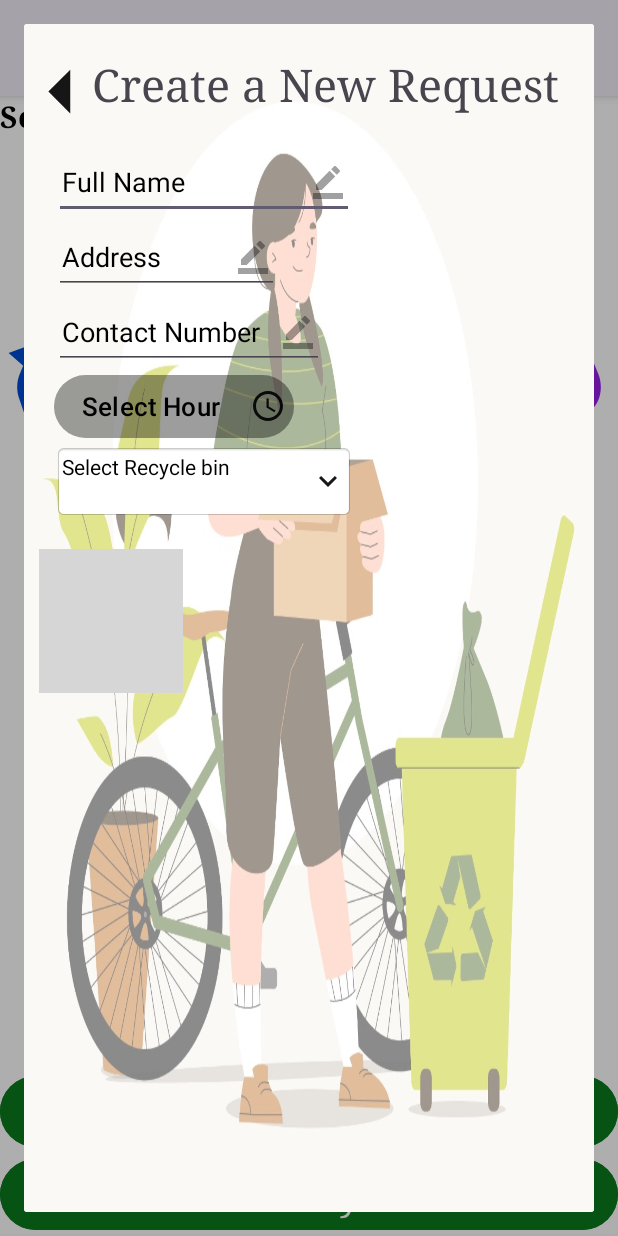
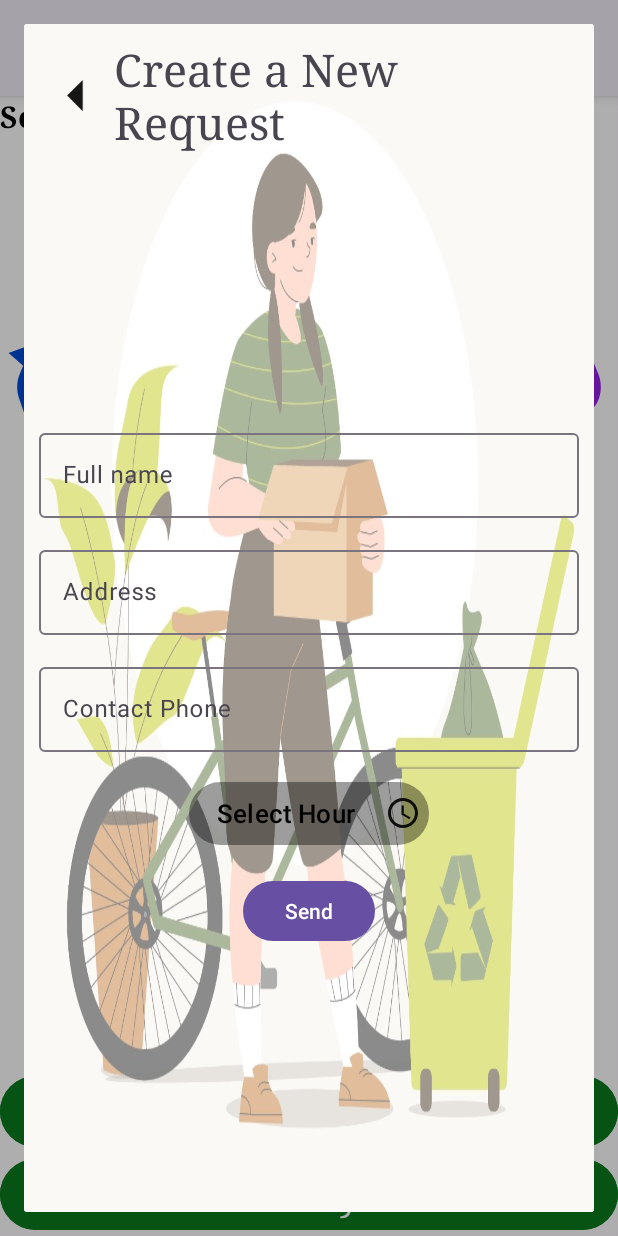
Before and after one commit to agambz12/PricleProject, an Android app: the screen it shows after launch once a user with an empty profile is signed in (HomeScreenActivity), after a tap on "Create a pick up request", on a phone screen of 412 x 824 dp. Run offline under Robolectric (Android 15) with nearby library versions, the phone set to English and light mode, and no system bars; our stand-ins replace Firebase (no records; nobody signed in at launch, a user with empty details on screens opened directly); grey boxes are pictures that could not be loaded.

Commit message:
add create pick up dialog

```diff
--- a/app/src/main/res/layout/pickup_dialog.xml
+++ b/app/src/main/res/layout/pickup_dialog.xml
@@ -1,99 +1,116 @@
 <?xml version="1.0" encoding="utf-8"?>
-<RelativeLayout
+<LinearLayout
     xmlns:android="http://schemas.android.com/apk/res/android"
     xmlns:app="http://schemas.android.com/apk/res-auto"
     xmlns:tools="http://schemas.android.com/tools"
     android:layout_width="match_parent"
     android:padding="10dp"
     android:background="@drawable/pickupdialog"
+    android:orientation="vertical"
     android:layout_height="match_parent">
 
 
+    <LinearLayout
+        android:layout_width="match_parent"
+        android:layout_height="wrap_content"
+        android:gravity="center">
+
+        <ImageButton
+            android:layout_width="50dp"
+            android:layout_height="50dp"
+            android:id="@+id/btbackpickup"
+            android:background="@drawable/arrowdialog" />
         <TextView
             android:layout_width="wrap_content"
             android:layout_height="wrap_content"
             android:text="Create a New Request"
-        android:layout_marginLeft="35dp"
-        android:layout_marginTop="10sp"
             android:textSize="30sp"
             android:fontFamily="serif"/>
-
-    <ImageButton
-        android:layout_width="70dp"
-        android:layout_height="70dp"
-        android:layout_marginLeft="-20dp"
-        android:id="@+id/btbackpickup"
-        android:background="@drawable/arrowdialog" />
+    </LinearLayout>
 
 
-    <EditText
-        android:layout_width="200dp"
-        android:layout_height="50dp"
-        android:id="@+id/etnamepickup"
-        android:layout_marginLeft="10dp"
-        android:padding="5dp"
-        android:layout_marginTop="70dp"
-        android:drawableRight="@drawable/pen"
-        android:textColorHint="@color/black"
-        android:hint="Full Name"/>
+    <LinearLayout
+        android:layout_width="match_parent"
+        android:layout_height="0dp"
+        android:gravity="center"
+        android:orientation="vertical"
+        android:layout_weight="1">
 
-    <EditText
-        android:layout_width="150dp"
-        android:layout_height="50dp"
-        android:id="@+id/etaddresspickup"
-        android:padding="5dp"
-        android:layout_marginLeft="10dp"
-        android:layout_marginTop="120dp"
-        android:drawableRight="@drawable/pen"
-        android:textColorHint="@color/black"
-        android:hint="Address"/>
+        <com.google.android.material.textfield.TextInputLayout
+            android:layout_width="match_parent"
+            android:layout_height="wrap_content"
+            android:focusable="false"
+            android:layout_marginTop="16dp"
+            android:layout_gravity="center"
+            android:hint="@string/full_name">
 
-    <EditText
-        android:layout_width="180dp"
-        android:layout_height="50dp"
-        android:id="@+id/etnumberaddpickup"
-        android:layout_marginLeft="10dp"
-        android:layout_marginTop="170dp"
-        android:padding="5dp"
-        android:drawableRight="@drawable/pen"
-        android:textColorHint="@color/black"
-        android:hint="Contact Number"/>
+            <com.google.android.material.textfield.TextInputEditText
+                android:id="@+id/full_name"
+                android:layout_width="match_parent"
+                android:layout_height="wrap_content"
+                android:focusable="false"/>
+
+        </com.google.android.material.textfield.TextInputLayout>
+
+        <com.google.android.material.textfield.TextInputLayout
+            android:layout_width="match_parent"
+            android:layout_height="wrap_content"
+            android:focusable="false"
+            android:layout_gravity="center"
+            android:layout_marginTop="16dp"
+            android:hint="@string/address">
+
+            <com.google.android.material.textfield.TextInputEditText
+                android:id="@+id/address"
+                android:layout_width="match_parent"
+                android:layout_height="wrap_content"
+                android:focusable="false"/>
+
+        </com.google.android.material.textfield.TextInputLayout>
+
+
+        <com.google.android.material.textfield.TextInputLayout
+            android:layout_width="match_parent"
+            android:layout_height="wrap_content"
+            android:focusable="false"
+            android:layout_marginTop="16dp"
+            android:layout_gravity="center"
+            android:hint="@string/contact_phone">
+
+            <com.google.android.material.textfield.TextInputEditText
+                android:id="@+id/phone"
+                android:layout_width="match_parent"
+                android:layout_height="wrap_content"
+                android:focusable="false"/>
+
+        </com.google.android.material.textfield.TextInputLayout>
 
         <Button
             android:layout_width="160dp"
             android:layout_height="50dp"
             android:id="@+id/timeButton"
             android:onClick="PopTimePicker"
-        android:layout_marginLeft="10dp"
-        android:layout_marginTop="220dp"
             android:textSize="17sp"
             android:padding="5dp"
+            android:layout_gravity="center"
+            android:layout_marginTop="16dp"
             android:backgroundTint="@color/cardview_shadow_start_color"
             android:textColorHint="@color/black"
             android:hint="Select Hour"
             android:drawableRight="@drawable/clock"
             />
 
-    <TextView
-        android:layout_width="200dp"
-        android:layout_height="50dp"
-        android:id="@+id/selectBin"
-        android:layout_marginLeft="10dp"
-        android:layout_marginTop="270dp"
-        android:padding="5dp"
-        android:drawableEnd="@drawable/arrowselect"
-        android:textColorHint="@color/black"
-        android:background="@android:drawable/editbox_background"
-        android:hint="Select Recycle bin"/>
+
+
+        <Button
+            android:layout_width="wrap_content"
+            android:layout_height="wrap_content"
+            android:id="@+id/send_pickup"
+            android:layout_marginTop="16dp"
+            android:layout_gravity="center_horizontal"
+            android:text="@string/send"/>
+    </LinearLayout>
 
 
 
-    <ImageButton
-        android:layout_width="wrap_content"
-        android:layout_height="wrap_content"
-        android:background="@drawable/sendicon2"
-        android:layout_marginTop="340dp"
-        android:id="@+id/sendpickup"/>
-
-
-</RelativeLayout>
+</LinearLayout>
--- a/app/src/main/res/values/strings.xml
+++ b/app/src/main/res/values/strings.xml
@@ -1,5 +1,5 @@
 <resources>
-    <string name="app_name">My Application</string>
+    <string name="app_name">Pricycle App</string>
     <string name="todo">todo</string>
     <string name="enter_email">Enter email</string>
     <string name="enter_password">Enter Password</string>
@@ -22,4 +22,8 @@
     <string name="create_reyclerbin">Create Recyclebin</string>
     <string name="no_location">Location is a mandatory field!</string>
     <string name="select_recycle_type">Please select recycle bin type</string>
+    <string name="distance_is">"Your far from the recycle bin about %1$.2fm</string>
+    <string name="full_name">Full name</string>
+    <string name="contact_phone">Contact Phone</string>
+    <string name="send">Send</string>
 </resources>
```
Also changed, not shown: app/src/main/java/com/example/myapplication/CreatePickupRequestDialog.java (added, +34 -0 lines), app/src/main/java/com/example/myapplication/HomeScreenActivity.java (+6 -3 lines), app/src/main/java/com/example/myapplication/LogInActivity.java (deleted, +0 -60 lines), app/src/main/java/com/example/myapplication/RecyclerBinListActivity.java (+25 -13 lines), app/src/main/java/com/example/myapplication/adapters/RecycleBinsAdapter.java (+21 -2 lines), app/src/main/res/layout/reyclerbin_item.xml (+27 -4 lines). Lines whose indentation alone changed are shown as unchanged.
